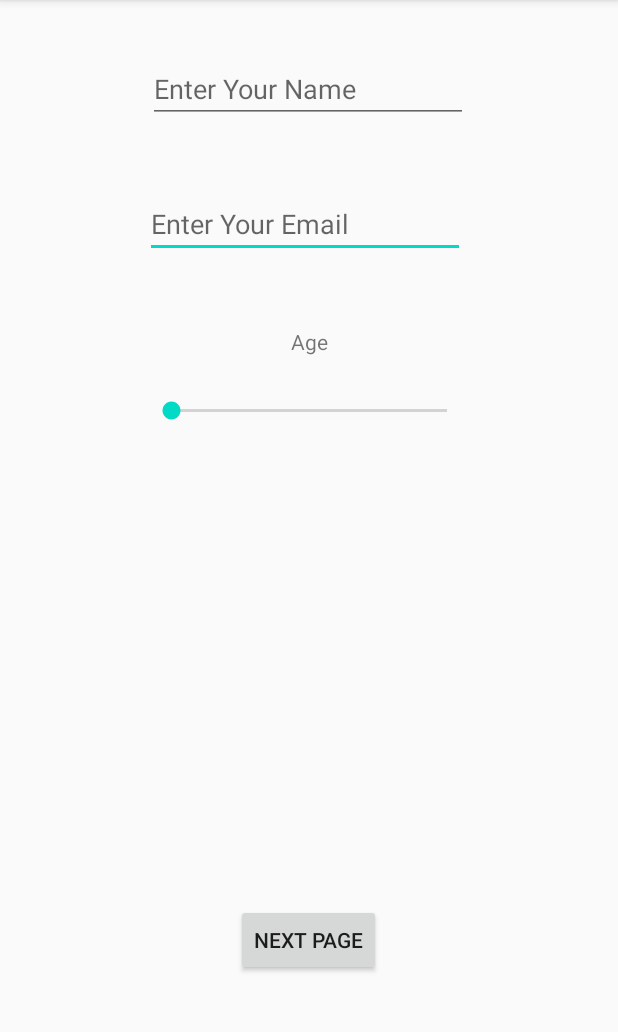
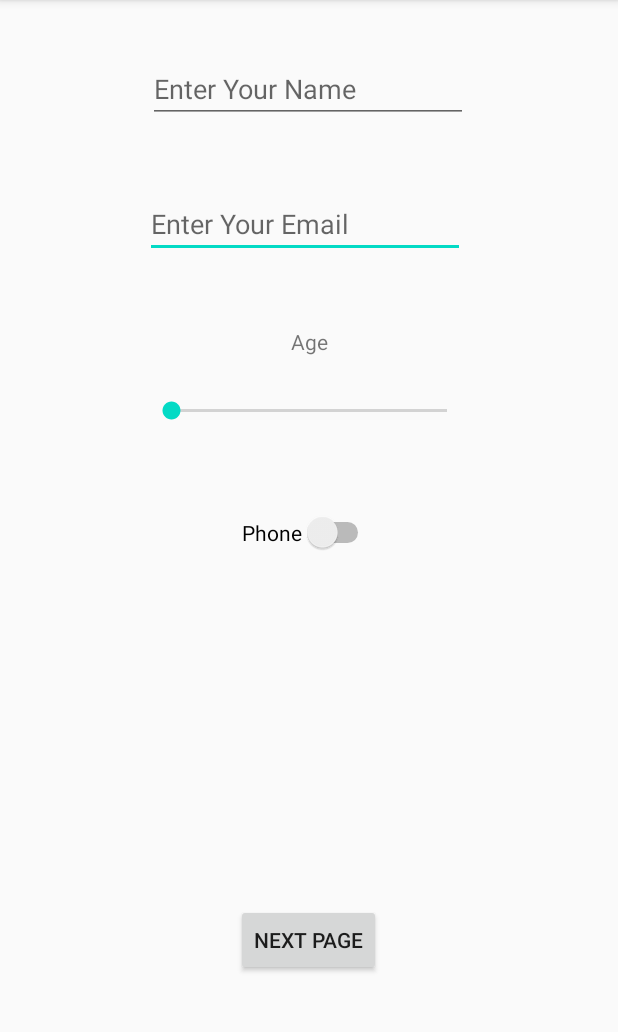
Before and after one commit to ChayoticAce/CC17Unit5_Assignment, an Android app: the screen it shows after launch (MainActivity), on a phone screen of 412 x 824 dp, the part 84-1116 px from its top. Run offline under Robolectric (Android 15) with nearby library versions, the phone set to English and light mode, and no system bars.

Commit message:
Added phone and switch TODO: Fix Birth-date from long to date format

```diff
--- a/app/src/main/java/com/chayoticace/cc17unit5_assignment/FinalAct.kt
+++ b/app/src/main/java/com/chayoticace/cc17unit5_assignment/FinalAct.kt
@@ -4,6 +4,8 @@ import androidx.appcompat.app.AppCompatActivity
 import android.os.Bundle
 import android.util.Log
 import android.widget.TextView
+import java.text.SimpleDateFormat
+import java.util.*
 
 class FinalAct : AppCompatActivity() {
     override fun onCreate(savedInstanceState: Bundle?) {
@@ -21,6 +23,7 @@ class FinalAct : AppCompatActivity() {
         val act3_email = intent.getStringExtra("email")
         findViewById<TextView>(R.id.act3_email).text = act3_email
 
+        //Age
         val act3_age = intent.getIntExtra("age", 69)
         findViewById<TextView>(R.id.act3_age).text = act3_age.toString()
 
@@ -29,7 +32,12 @@ class FinalAct : AppCompatActivity() {
         val act3dob = intent.getStringExtra("calender")
         findViewById<TextView>(R.id.act3_DOB).text = act3dob
 
+        //Phone
+        val act3phone = intent.getStringExtra("phone")
+        findViewById<TextView>(R.id.act3_phone).text = act3phone
+
         Log.i("Act3","$act3_name, $act3_email, $act3_age, $act3dob")
 
     }
+
 }
--- a/app/src/main/java/com/chayoticace/cc17unit5_assignment/MainActivity.kt
+++ b/app/src/main/java/com/chayoticace/cc17unit5_assignment/MainActivity.kt
@@ -3,8 +3,8 @@ package com.chayoticace.cc17unit5_assignment
 import android.content.Intent
 import androidx.appcompat.app.AppCompatActivity
 import android.os.Bundle
+import android.view.View
 import android.widget.*
-import org.w3c.dom.Text
 
 class MainActivity : AppCompatActivity() {
     override fun onCreate(savedInstanceState: Bundle?) {
@@ -33,6 +33,17 @@ class MainActivity : AppCompatActivity() {
             }
         })
 
+        //Code that deals with the switch, that show an EditText for phone number if the switch is on
+        val switch = findViewById<Switch>(R.id.mainact_switch)
+        val phone = findViewById<EditText>(R.id.mainact_phone)
+        phone.visibility = View.INVISIBLE
+        switch.setOnCheckedChangeListener{switch, isChecked ->
+            if (isChecked){
+                phone.visibility = View.VISIBLE
+            }else{
+                phone.visibility = View.INVISIBLE
+            }
+        }
 
     }
 
@@ -42,14 +53,15 @@ class MainActivity : AppCompatActivity() {
         val intent = Intent(this, MainActivity2::class.java)
         val name:String = findViewById<EditText>(R.id.mainact_name).text.toString()
         val email:String = findViewById<EditText>(R.id.mainact_email).text.toString()
+        val phone:String = findViewById<EditText>(R.id.mainact_phone).text.toString()
         val seekValue:Int = findViewById<SeekBar>(R.id.mainact_seekBar).progress
 
         intent.putExtra("name", name)
         intent.putExtra("email", email)
+        intent.putExtra("phone", phone)
         intent.putExtra("seekbar", seekValue)
 
         startActivity(intent)
-
     }
 
 }
--- a/app/src/main/java/com/chayoticace/cc17unit5_assignment/MainActivity2.kt
+++ b/app/src/main/java/com/chayoticace/cc17unit5_assignment/MainActivity2.kt
@@ -28,11 +28,13 @@ class MainActivity2 : AppCompatActivity() {
         val name = intent.getStringExtra("name")
         val email = intent.getStringExtra("email")
         val age = intent.getIntExtra("seekbar",69)
+         val phone =intent.getStringExtra("phone")
 
         intent1.putExtra("name", name)
         intent1.putExtra("email", email)
         intent1.putExtra("age", age)
         intent1.putExtra("calender", act2calender)
+         intent1.putExtra("phone",phone)
 
 
         Log.i("Act2","$name, $email, $age, $act2calender")
--- a/app/src/main/res/layout/activity_main.xml
+++ b/app/src/main/res/layout/activity_main.xml
@@ -50,14 +50,14 @@
         android:layout_height="wrap_content"
         android:ems="10"
         android:hint="@string/act1_email_hint"
+        android:importantForAutofill="no"
         android:inputType="textEmailAddress"
         app:layout_constraintBottom_toBottomOf="parent"
         app:layout_constraintEnd_toEndOf="parent"
         app:layout_constraintHorizontal_bias="0.487"
         app:layout_constraintStart_toStartOf="parent"
         app:layout_constraintTop_toTopOf="parent"
-        app:layout_constraintVertical_bias="0.175"
-        android:importantForAutofill="no" />
+        app:layout_constraintVertical_bias="0.175" />
 
     <EditText
         android:id="@+id/mainact_name"
@@ -65,13 +65,39 @@
         android:layout_height="wrap_content"
         android:ems="10"
         android:hint="@string/act1_name_hint"
+        android:importantForAutofill="no"
         android:inputType="textPersonName"
         app:layout_constraintBottom_toBottomOf="parent"
         app:layout_constraintEnd_toEndOf="parent"
         app:layout_constraintHorizontal_bias="0.497"
         app:layout_constraintStart_toStartOf="parent"
         app:layout_constraintTop_toTopOf="parent"
-        app:layout_constraintVertical_bias="0.051"
+        app:layout_constraintVertical_bias="0.051" />
+
+    <Switch
+        android:id="@+id/mainact_switch"
+        android:layout_width="wrap_content"
+        android:layout_height="wrap_content"
+        android:text="@string/act1_switch"
+        app:layout_constraintBottom_toBottomOf="parent"
+        app:layout_constraintEnd_toEndOf="parent"
+        app:layout_constraintHorizontal_bias="0.498"
+        app:layout_constraintStart_toStartOf="parent"
+        app:layout_constraintTop_toTopOf="parent"
+        app:layout_constraintVertical_bias="0.461" />
+
+    <EditText
+        android:id="@+id/mainact_phone"
+        android:layout_width="wrap_content"
+        android:layout_height="wrap_content"
+        android:ems="10"
+        android:inputType="phone"
+        app:layout_constraintBottom_toBottomOf="parent"
+        app:layout_constraintEnd_toEndOf="parent"
+        app:layout_constraintHorizontal_bias="0.487"
+        app:layout_constraintStart_toStartOf="parent"
+        app:layout_constraintTop_toTopOf="parent"
+        app:layout_constraintVertical_bias="0.557"
         android:importantForAutofill="no" />
 
 </androidx.constraintlayout.widget.ConstraintLayout>
--- a/app/src/main/res/values/strings.xml
+++ b/app/src/main/res/values/strings.xml
@@ -7,6 +7,7 @@
     <string name="act1_email_hint">Enter Your Email</string>
 
     <string name="act1_age">Age</string>
+    <string name="act1_switch">Phone</string>
 
     <string name="act1_button">NEXT PAGE</string>
 
```
